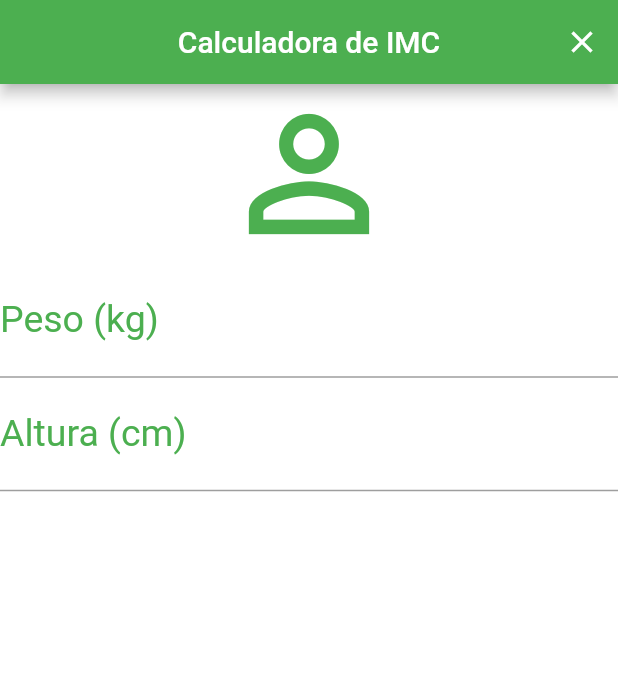
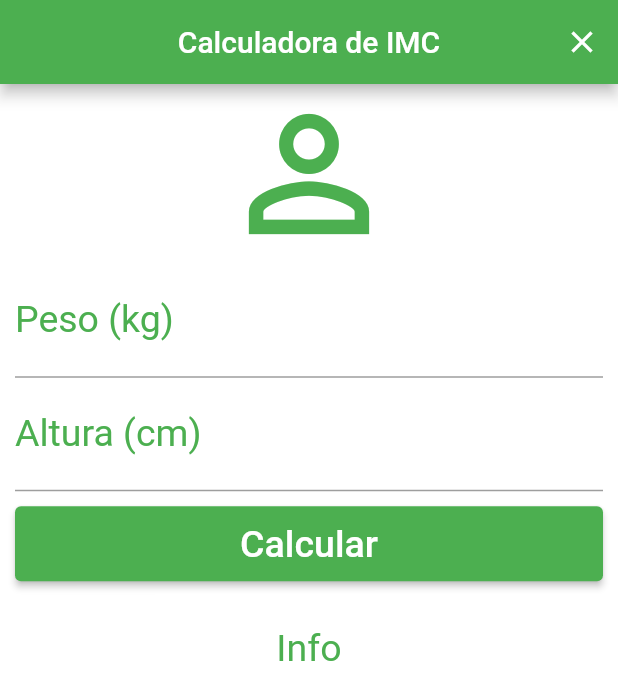
Before and after one commit to dav1rm/imc_calculator, a Flutter app: the screen it shows after launch, on a phone screen of 412 x 824 dp. Shown: the top 700 px of the screen. Run offline on Flutter 3.47's test engine with Material 2 defaults, Android fonts, the phone set to English and light mode, and no system bars.

Commit message:
add scroll, text info and button

```diff
--- a/lib/main.dart
+++ b/lib/main.dart
@@ -22,7 +22,9 @@ class _HomeState extends State<Home> {
           ],
         ),
         backgroundColor: Colors.white,
-      body: Column(
+        body: SingleChildScrollView(
+          padding: EdgeInsets.fromLTRB(10.0, 0.0, 10.0, 0.0),
+          child: Column(
             crossAxisAlignment: CrossAxisAlignment.stretch,
             children: [
               Icon(
@@ -46,8 +48,27 @@ class _HomeState extends State<Home> {
                 textAlign: TextAlign.center,
                 style: TextStyle(color: Colors.green, fontSize: 25.0),
               ),
+              Padding(
+                  padding: EdgeInsets.only(top: 10.0, bottom: 30.0),
+                  child: Container(
+                      height: 50.0,
+                      child: ElevatedButton(
+                        onPressed: () {},
+                        child: Text(
+                          'Calcular',
+                          style: TextStyle(color: Colors.white, fontSize: 25.0),
+                        ),
+                        style: ButtonStyle(
+                            backgroundColor:
+                                MaterialStateProperty.all(Colors.green)),
+                      ))),
+              Text(
+                'Info',
+                textAlign: TextAlign.center,
+                style: TextStyle(color: Colors.green, fontSize: 25.0),
+              )
             ],
           ),
-    );
+        ));
   }
 }
```
Lines whose indentation alone changed are shown as unchanged.
